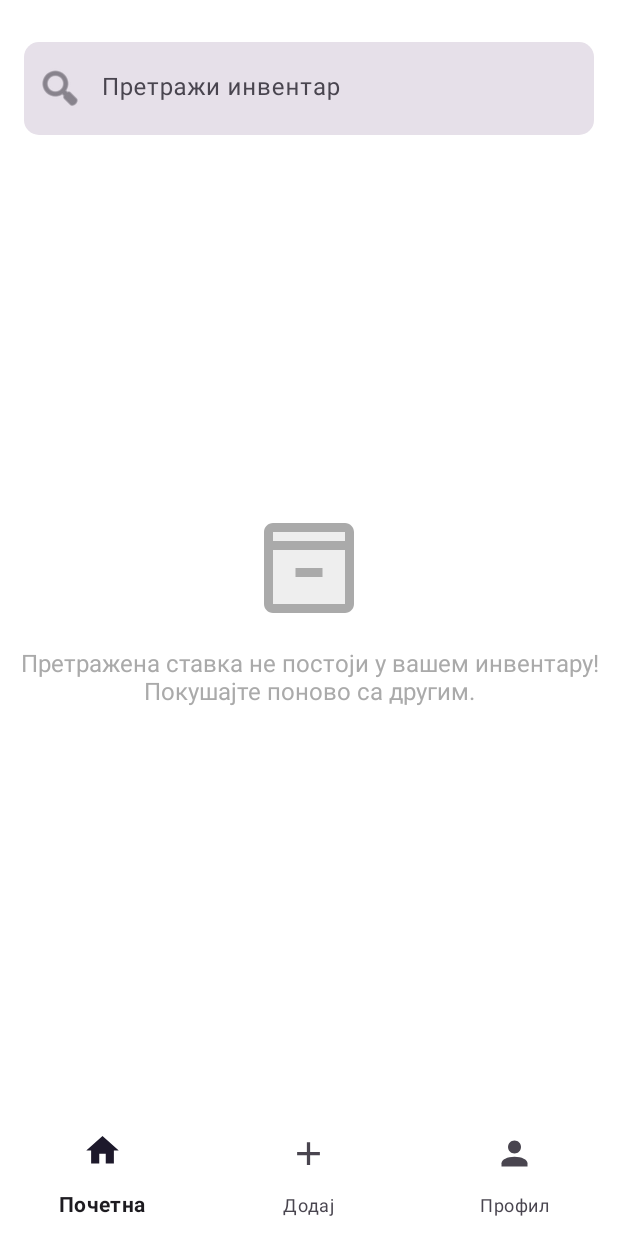
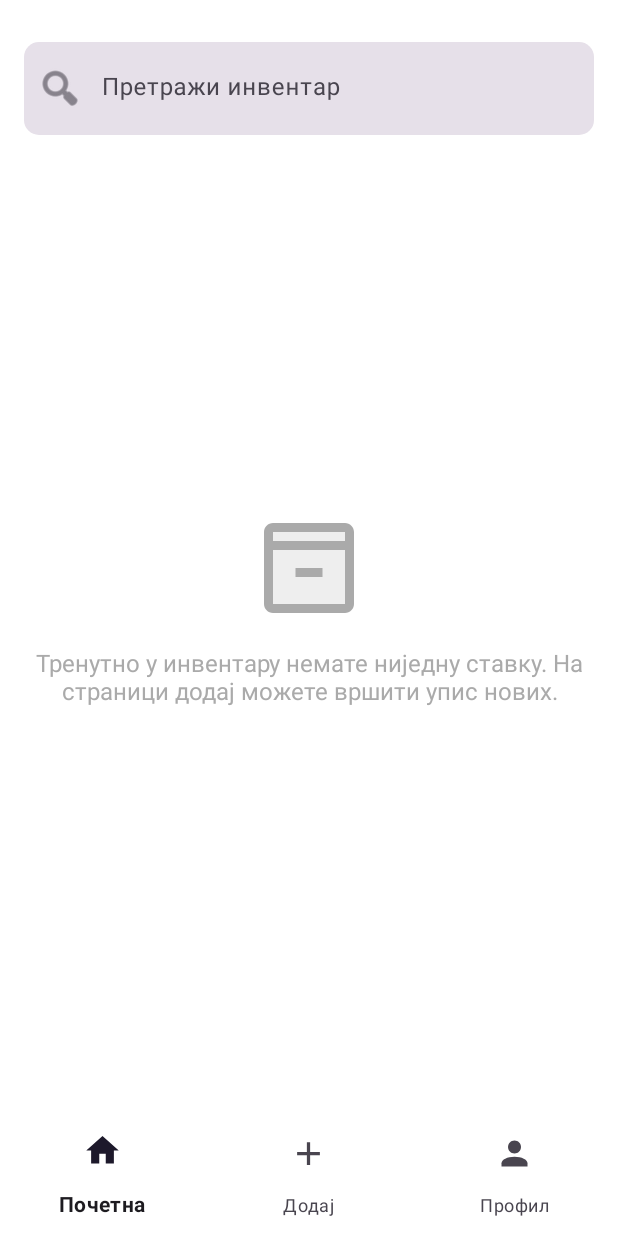
Before and after one commit to code028/inventar, an Android app: the InventoryFragment screen opened directly, with no data from a screen before it, on a phone screen of 412 x 824 dp. Run offline under Robolectric (Android 15) with nearby library versions, the phone set to English and light mode, and no system bars; our stand-ins replace Dagger/Hilt's generated code, Firebase (no records; nobody signed in at launch, a user with empty details on screens opened directly), navigation-ui.

Commit message:
Some little improvement

```diff
--- a/app/src/main/java/com/code028/inventoryapp/ui/inventory/InventoryFragment.kt
+++ b/app/src/main/java/com/code028/inventoryapp/ui/inventory/InventoryFragment.kt
@@ -50,6 +50,16 @@ class InventoryFragment : Fragment() {
         binding.rvInventory.layoutManager = LinearLayoutManager(requireContext())
         binding.rvInventory.adapter = adapter
 
+        if (adapter.itemCount == 0) {
+            binding.emptyStateLayout2.apply {
+                visibility = View.VISIBLE
+                alpha = 0f
+                animate().alpha(1f).setDuration(300).start()
+            }
+        } else {
+            binding.emptyStateLayout2.visibility = View.GONE
+        }
+
         // Firestore listener
         viewModel.getUserItems()?.addSnapshotListener { snapshot, e ->
             if (e != null) {
@@ -60,35 +70,14 @@ class InventoryFragment : Fragment() {
             fullItemList = snapshot?.toObjects(Equipment::class.java) ?: emptyList()
             adapter.submitList(fullItemList)
 
-            binding.emptyStateLayout.visibility =
+            binding.emptyStateLayout2.visibility =
                 if (fullItemList.isEmpty()) View.VISIBLE else View.GONE
+
+            if (fullItemList.isEmpty()) {
+                binding.emptyStateLayout.visibility = View.GONE
+            }
         }
 
-        // Search filter
-//        binding.searchEditText.addTextChangedListener { editable ->
-//            val query = editable?.toString().orEmpty().trim()
-//            val filteredList = if (query.isEmpty()) {
-//                fullItemList
-//            } else {
-//                fullItemList.filter {
-//                    it.name.contains(query, ignoreCase = true) ||
-//                            it.category.contains(query, ignoreCase = true) ||
-//                            it.location.contains(query, ignoreCase = true)
-//                }
-//            }
-//
-//            adapter.submitList(filteredList)
-//
-//            if (filteredList.isEmpty()) {
-//                binding.emptyStateLayout.apply {
-//                    visibility = View.VISIBLE
-//                    alpha = 0f
-//                    animate().alpha(1f).setDuration(300).start()
-//                }
-//            } else {
-//                binding.emptyStateLayout.visibility = View.GONE
-//            }
-//        }
         binding.searchEditText.addTextChangedListener { editable ->
             val query = editable?.toString().orEmpty().trim()
             val filteredList = if (query.isEmpty()) {
@@ -106,7 +95,7 @@ class InventoryFragment : Fragment() {
 
             adapter.submitList(filteredList)
 
-            if (filteredList.isEmpty()) {
+            if (fullItemList.isNotEmpty() && filteredList.isEmpty()) {
                 binding.emptyStateLayout.apply {
                     visibility = View.VISIBLE
                     alpha = 0f
--- a/app/src/main/res/layout/fragment_inventory.xml
+++ b/app/src/main/res/layout/fragment_inventory.xml
@@ -91,6 +91,37 @@
             android:textSize="16sp"
             android:textAlignment="center"
             android:textColor="@android:color/darker_gray"/>
+
+    </LinearLayout>
+    <LinearLayout
+        android:id="@+id/emptyStateLayout2"
+        android:layout_width="wrap_content"
+        android:layout_height="wrap_content"
+        android:orientation="vertical"
+        android:gravity="center"
+        android:visibility="gone"
+        app:layout_constraintTop_toBottomOf="@id/searchInputLayout"
+        app:layout_constraintBottom_toBottomOf="parent"
+        app:layout_constraintStart_toStartOf="parent"
+        app:layout_constraintEnd_toEndOf="parent">
+
+        <ImageView
+            android:layout_width="72dp"
+            android:layout_height="72dp"
+            android:src="@drawable/ic_inventory_empty"
+            android:layout_marginBottom="16dp"
+            app:tint="@android:color/darker_gray" />
+
+        <TextView
+            android:id="@+id/tvEmptyState2"
+            android:layout_width="wrap_content"
+            android:layout_height="wrap_content"
+            android:text="Тренутно у инвентару немате ниједну ставку. На страници додај можете вршити упис нових."
+            android:textSize="16sp"
+            android:textAlignment="center"
+            android:textColor="@android:color/darker_gray"/>
     </LinearLayout>
 
+
+
 </androidx.constraintlayout.widget.ConstraintLayout>
```
